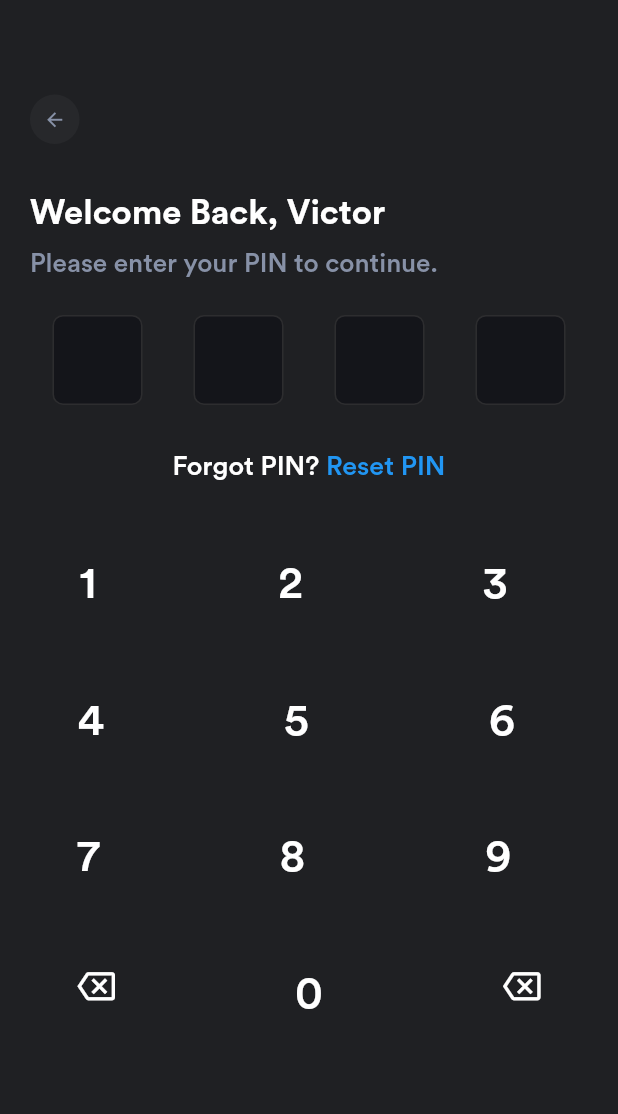
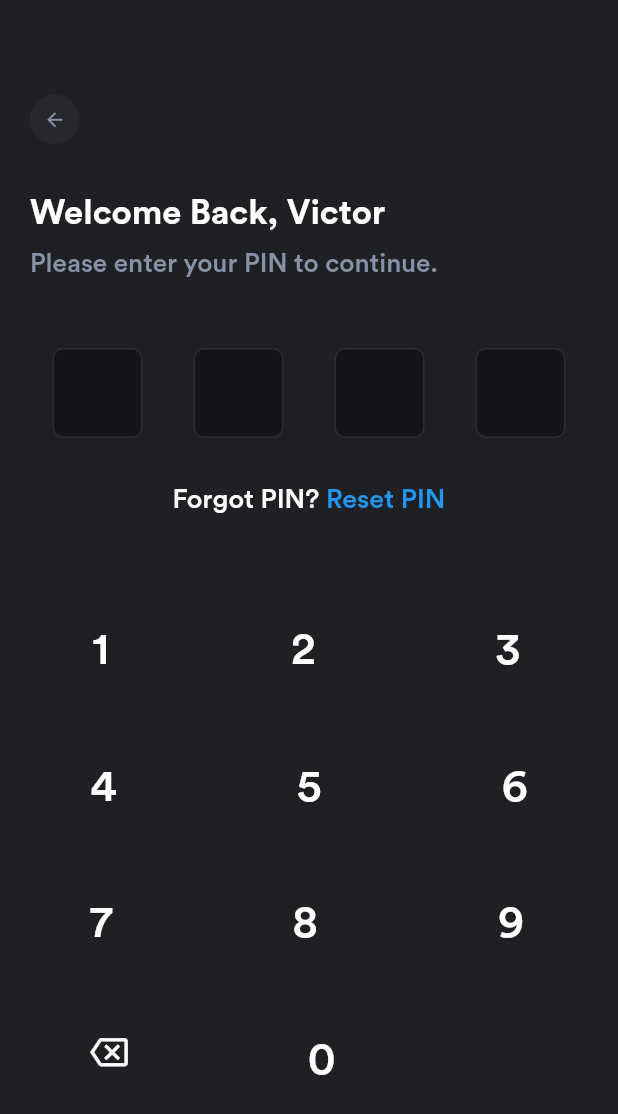
Before and after one commit to DauduVictor/Fintech-App, a Flutter app: the AccountConfirmation screen opened by its route, on a phone screen of 412 x 824 dp. Shown: the top 1114 px of the screen. Run offline on Flutter 3.47's test engine with Material 2 defaults, Android fonts, the phone set to English and light mode, and no system bars; drawn by our look-alikes of pin_code_fields; our stand-ins replace flutter_iconly; project files that could hold a hidden picture were left out.

```diff
--- a/lib/main.dart
+++ b/lib/main.dart
@@ -6,6 +6,7 @@ import 'package:my_fin/screens/initial_screens/create_account.dart';
 import 'package:my_fin/screens/initial_screens/login.dart';
 import 'package:my_fin/screens/initial_screens/splash_screen.dart';
 import 'package:my_fin/screens/initial_screens/welcome_page_one.dart';
+import 'package:my_fin/screens/transactions/transactions.dart';
 
 void main() {
   runApp(const MyApp());
@@ -23,10 +24,11 @@ class MyApp extends StatelessWidget {
         theme: ThemeData(
           fontFamily: "CircularStd",
         ),
-      initialRoute: SplashScreen.id,
+      initialRoute: Transaction.id,
       routes: {
         SplashScreen.id: (context) => const SplashScreen(),
         Dashboard.id: (context) => const Dashboard(),
+        Transaction.id: (context) => const Transaction(),
         WelcomeScreen.id: (context) => const WelcomeScreen(),
         Register.id: (context) => const Register(),
         Details.id: (context) => const Details(),
--- a/lib/screens/dashboard.dart
+++ b/lib/screens/dashboard.dart
@@ -682,7 +682,7 @@ class _DashboardState extends State<Dashboard> {
                         onPressed: () => Navigator.pop(context),
                         style: ElevatedButton.styleFrom(
                           primary: Colors.transparent,
-                          padding: const EdgeInsets.symmetric(horizontal: 20, vertical: 12),
+                          padding: const EdgeInsets.symmetric(horizontal: 20, vertical: 15),
                         ),
                         child: const Text(
                           'Not Now',
@@ -698,7 +698,7 @@ class _DashboardState extends State<Dashboard> {
                         style: ElevatedButton.styleFrom(
                           primary: const Color(0xFF4D84FF),
                           onSurface: Colors.white,
-                          padding: const EdgeInsets.symmetric(horizontal: 20, vertical: 12),
+                          padding: const EdgeInsets.symmetric(horizontal: 20, vertical: 15),
                         ),
                         child: const Text(
                           'Turn On',
--- a/lib/screens/initial_screens/account_confirmation.dart
+++ b/lib/screens/initial_screens/account_confirmation.dart
@@ -14,6 +14,13 @@ class AccountConfirmation extends StatefulWidget {
 }
 
 class _AccountConfirmationState extends State<AccountConfirmation> {
+
+  /// Form key and controller
+  final _formKey = GlobalKey<FormState>();
+  TextEditingController _pinController = TextEditingController();
+
+  /// variable to hold pin value
+  String _confirmPin = '1234';
 
   /// variable to hold pin value
   String _pin = '';
@@ -80,6 +87,8 @@ class _AccountConfirmationState extends State<AccountConfirmation> {
                       /// Pin field
                        Padding(
                          padding: const EdgeInsets.symmetric(horizontal: 15.0),
+                         child: Form(
+                           key: _formKey,
                            child: PinCodeTextField(
                              appContext: context,
                              length: 4,
@@ -89,6 +98,7 @@ class _AccountConfirmationState extends State<AccountConfirmation> {
                              ],
                              textInputAction: TextInputAction.done,
                              animationType: AnimationType.fade,
+                             autoFocus: true,
                              obscureText: true,
                              enableActiveFill: true,
                              obscuringCharacter: '*',
@@ -99,8 +109,9 @@ class _AccountConfirmationState extends State<AccountConfirmation> {
                                color: Colors.white,
                                fontWeight: FontWeight.w500,
                              ),
+                             controller: _pinController,
                              validator: (value) {
-                             if (_pin.length != 4) return 'Enter a valid 4 digit pin';
+                               if (_pin != _confirmPin) return 'Incorrect PIN';
                                return null;
                              },
                              pinTheme: PinTheme(
@@ -121,9 +132,12 @@ class _AccountConfirmationState extends State<AccountConfirmation> {
                                setState(() => _pin = value);
                              },
                              onCompleted: (value) {
-                             print(value);
+                               if(_formKey.currentState!.validate()){
                                  Navigator.pushNamed(context, Dashboard.id);
+                               }
+
                              },
+                           ),
                          ),
                        ),
                       const SizedBox(height: 15),
@@ -159,23 +173,59 @@ class _AccountConfirmationState extends State<AccountConfirmation> {
                     child: Wrap(
                       spacing: constraints.maxWidth * 0.17,
                       runSpacing: 5,
-                      children: const [
-                        KeyPadButton(title: 1),
-                        KeyPadButton(title: 2),
-                        KeyPadButton(title: 3),
-                        KeyPadButton(title: 4),
-                        KeyPadButton(title: 5),
-                        KeyPadButton(title: 6),
-                        KeyPadButton(title: 7),
-                        KeyPadButton(title: 8),
-                        KeyPadButton(title: 9),
-                        KeyPadButton(widget: Icon(Icons.backspace_outlined, color: Colors.white, size: 25,),),
-                        KeyPadButton(title: 0),
-                        KeyPadButton(widget: Icon(Icons.backspace_outlined, color: Colors.white, size: 25,),),
+                      children: [
+                        KeyPadButton(
+                          title: 1,
+                          onTap: () { _pinController.text = '1';},
+                        ),
+                        KeyPadButton(
+                          title: 2,
+                          onTap: () { _pinController.text = '2';},
+                        ),
+                        KeyPadButton(
+                          title: 3,
+                          onTap: () { _pinController.text = '3';},
+                        ),
+                        KeyPadButton(
+                          title: 4,
+                          onTap: () { _pinController.text = '4';},
+                        ),
+                        KeyPadButton(
+                          title: 5,
+                          onTap: () { _pinController.text = '5';},
+                        ),
+                        KeyPadButton(
+                          title: 6,
+                          onTap: () { _pinController.text = '6';},
+                        ),
+                        KeyPadButton(
+                          title: 7,
+                          onTap: () { _pinController.text = '7';},
+                        ),
+                        KeyPadButton(
+                          title: 8,
+                          onTap: () { _pinController.text = '8';},
+                        ),
+                        KeyPadButton(
+                          title: 9,
+                          onTap: () { _pinController.text = '9';},
+                        ),
+                        KeyPadButton(
+                          widget: Icon(
+                            Icons.backspace_outlined,
+                            color: Colors.white,
+                            size: 25,
+                          ),
+                          onTap: () {_pinController.clear();},
+                        ),
+                        KeyPadButton(
+                          title: 0,
+                          onTap: () { _pinController.text = '0';},
+                        ),
                       ],
                     ),
                   ),
-                  SizedBox(height: constraints.maxHeight * 0.09,),
+                  SizedBox(height: constraints.maxHeight * 0.01,),
                 ],
               ),
             );
@@ -189,18 +239,22 @@ class _AccountConfirmationState extends State<AccountConfirmation> {
 class KeyPadButton extends StatelessWidget {
 
   final int? title;
+
   final Widget? widget;
+
+  final void Function()? onTap;
 
   const KeyPadButton({
     Key? key,
     this.title,
-    this.widget
+    this.widget,
+    required this.onTap
   }) : super(key: key);
 
   @override
   Widget build(BuildContext context) {
     return TextButton(
-      onPressed: () {  },
+      onPressed: onTap,
       style: TextButton.styleFrom(
         padding: const EdgeInsets.all(25.0),
       ),
--- a/lib/utils/constants.dart
+++ b/lib/utils/constants.dart
@@ -3,6 +3,12 @@ import 'package:flutter/material.dart';
 const Color kBackgroundColor = Color(0xFF001140);
 
 const Color kInitialScreenBackgroundColor = Color(0xFF1F2023);
+
+const kTabBarTextStyle = TextStyle(
+  color: kBackgroundColor,
+  fontSize: 17,
+  fontWeight: FontWeight.w500,
+);
 
 /// Text Style for all TextFields
 const kFormTextStyle = TextStyle(
```
Also changed, not shown: lib/screens/initial_screens/create_account.dart (+36 -10 lines), lib/screens/transactions/transactions.dart (added, +247 -0 lines). Lines whose indentation alone changed are shown as unchanged.
